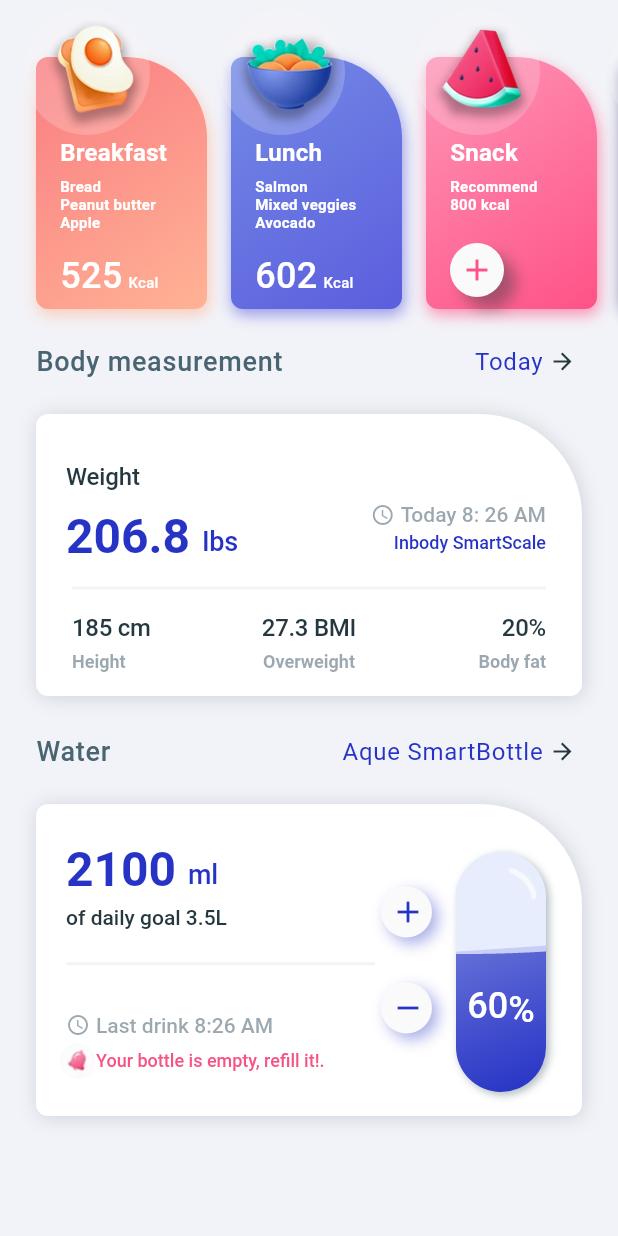
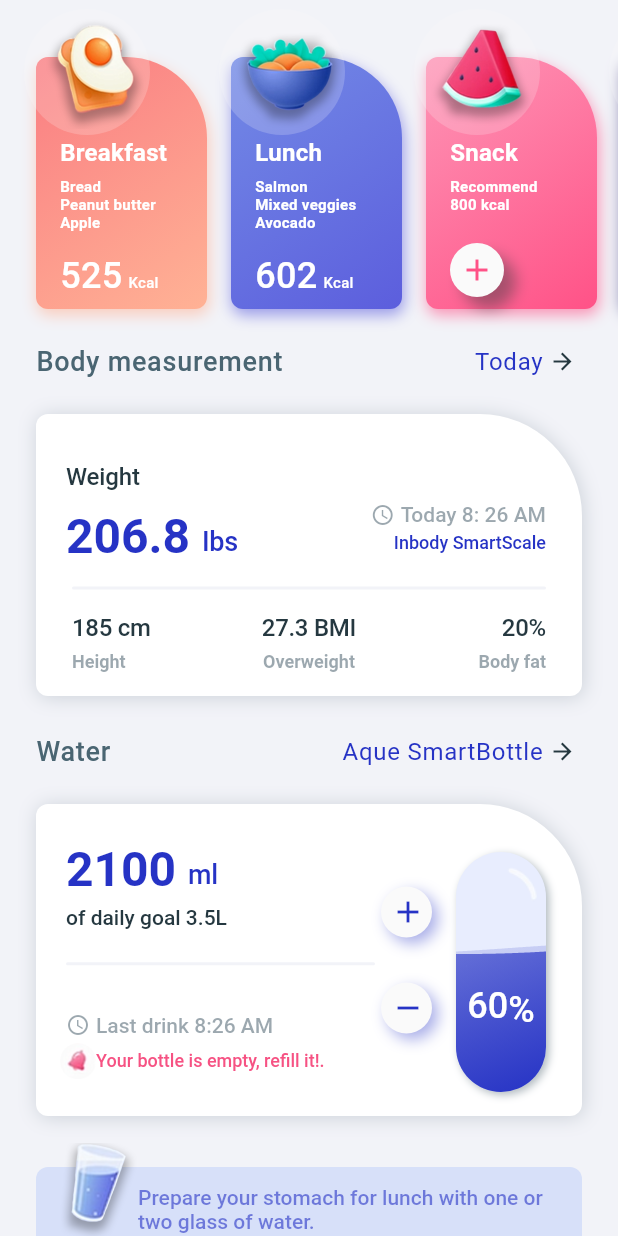
Before and after one commit to ragabelsayed/FitnessApp, a Flutter app: the screen it shows after launch, scrolled down 441 dp, on a phone screen of 412 x 824 dp. Run offline on Flutter 3.47's test engine with Material 2 defaults, Android fonts, the phone set to English and light mode, and no system bars; our stand-ins replace google_fonts.

Commit message:
Adding GlassView file

```diff
--- a/fitness_app/lib/screens/my_diary_screen.dart
+++ b/fitness_app/lib/screens/my_diary_screen.dart
@@ -1,5 +1,6 @@
 import 'package:fitness_app/app_theme.dart';
 import 'package:fitness_app/widgets/body_measurement.dart';
+import 'package:fitness_app/widgets/glass_view.dart';
 import 'package:fitness_app/widgets/meals_list_view.dart';
 import 'package:fitness_app/widgets/mediterranean_diet_view.dart';
 
@@ -170,6 +171,22 @@ class _MyDiaryScreenState extends State<MyDiaryScreen>
         ),
       ),
     );
+
+    _listViews.add(
+      GlassView(
+        animationController: _animationController,
+        animation: Tween<double>(begin: 0.0, end: 1.0).animate(
+          CurvedAnimation(
+            parent: _animationController,
+            curve: Interval(
+              (1 / count) * 8,
+              1.0,
+              curve: Curves.fastOutSlowIn,
+            ),
+          ),
+        ),
+      ),
+    );
   }
 
   Future<bool> _getData() async {
--- /dev/null
+++ b/fitness_app/lib/widgets/glass_view.dart
@@ -0,0 +1,76 @@
+import 'package:fitness_app/app_theme.dart';
+import 'package:flutter/material.dart';
+import 'package:google_fonts/google_fonts.dart';
+
+import '../main.dart';
+
+class GlassView extends StatelessWidget {
+  final AnimationController animationController;
+  final Animation animation;
+  const GlassView({this.animationController, this.animation});
+  @override
+  Widget build(BuildContext context) {
+    return AnimatedBuilder(
+      animation: animationController,
+      builder: (context, child) {
+        return FadeTransition(
+          opacity: animation,
+          child: Transform(
+            transform: Matrix4.translationValues(
+                0.0, 30 * (1.0 - animation.value), 0.0),
+            child: Padding(
+              padding: const EdgeInsets.only(
+                  left: 24, right: 24, top: 0, bottom: 24),
+              child: Stack(
+                children: [
+                  Padding(
+                    padding: const EdgeInsets.only(top: 16),
+                    child: Container(
+                      decoration: BoxDecoration(
+                        color: HexColor("#D7E0F9"),
+                        borderRadius: const BorderRadius.only(
+                          topLeft: Radius.circular(8.0),
+                          bottomLeft: Radius.circular(8.0),
+                          topRight: Radius.circular(8.0),
+                          bottomRight: Radius.circular(8.0),
+                        ),
+                        // boxShadow: [
+                        //   BoxShadow(
+                        //     color: AppTheme.gray.withOpacity(0.2),
+                        //     offset: Offset(1.1, 1.1),
+                        //     blurRadius: 10.0,
+                        //   ),
+                        // ],
+                      ),
+                      child: Padding(
+                        padding: const EdgeInsets.only(
+                            left: 68, bottom: 12, right: 16, top: 12),
+                        child: Text(
+                          'Prepare your stomach for lunch with one or two glass of water.',
+                          style: GoogleFonts.roboto(
+                            fontWeight: FontWeight.w500,
+                            fontSize: 14,
+                            color: AppTheme.nearlyDarkBlue.withOpacity(0.6),
+                          ),
+                        ),
+                      ),
+                    ),
+                  ),
+                  Positioned(
+                    top: -12,
+                    left: 0,
+                    child: SizedBox(
+                      width: 80,
+                      height: 80,
+                      child: Image.asset('lib/assets/images/glass.png'),
+                    ),
+                  ),
+                ],
+              ),
+            ),
+          ),
+        );
+      },
+    );
+  }
+}
--- a/fitness_app/pubspec.yaml
+++ b/fitness_app/pubspec.yaml
@@ -32,3 +32,4 @@ flutter:
     - lib/assets/images/breakfast.png
     - lib/assets/images/bell.png
     - lib/assets/images/bottle.png
+    - lib/assets/images/glass.png
```
Also changed, not shown: fitness_app/lib/assets/images/glass.png (added).
